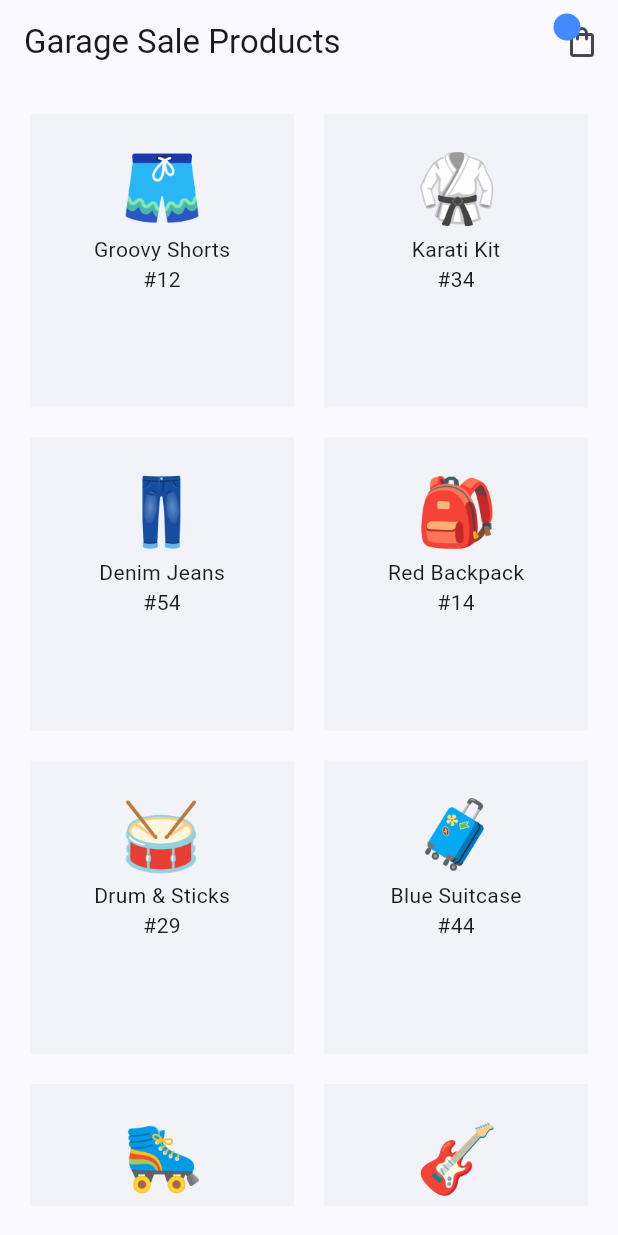
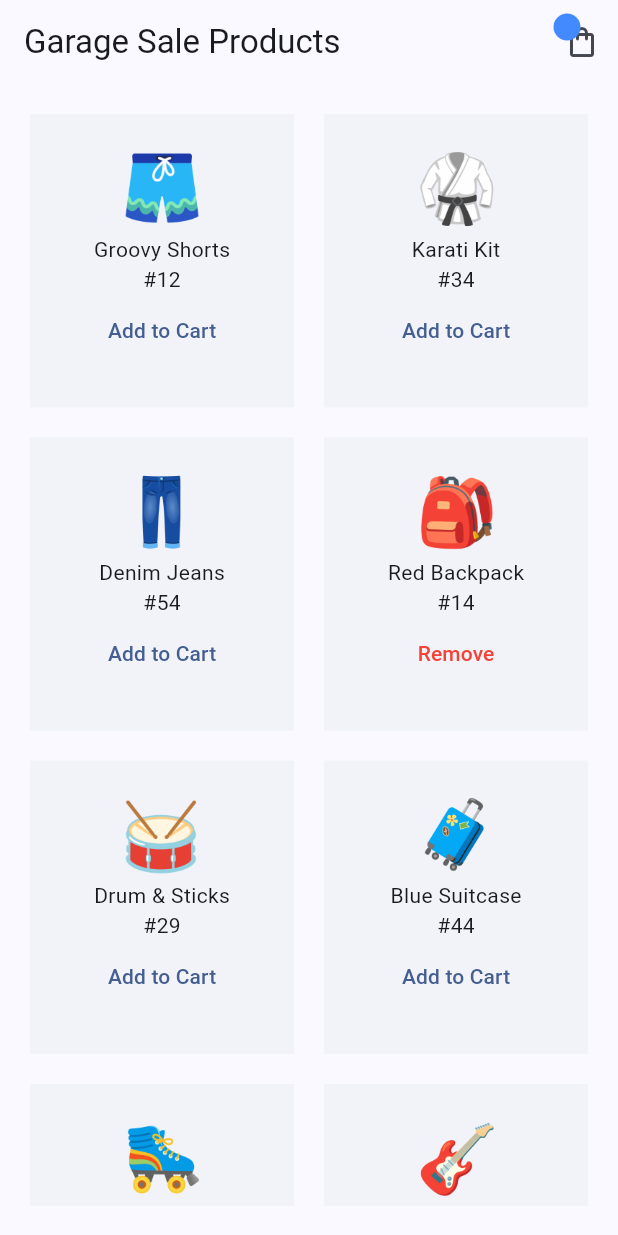
Before and after one commit to prime-infinity/flutter-riverpod, a Flutter app: the screen it shows after launch, on a phone screen of 412 x 824 dp. Run offline on Flutter 3.47's test engine with Material 3 defaults, Android fonts, the phone set to English and light mode, and no system bars; our stand-ins replace flutter_riverpod, riverpod_annotation; generated files the repository leaves out were written again.

```diff
--- a/lib/screens/cart/cart_screen.dart
+++ b/lib/screens/cart/cart_screen.dart
@@ -1,6 +1,6 @@
 import 'package:flutter/material.dart';
 import 'package:flutter_riverpod/flutter_riverpod.dart';
-import 'package:riverpod_files/providers/products_provider.dart';
+import 'package:riverpod_files/providers/cart_provider.dart';
 
 class CartScreen extends ConsumerStatefulWidget {
   //for stateful widgits
@@ -16,7 +16,7 @@ class _CartScreenState extends ConsumerState<CartScreen> {
   @override
   Widget build(BuildContext context) {
     //we dont need to accept the ref in the build arguement
-    final cartProducts = ref.watch(reducedProductsProvider);
+    final cartProducts = ref.watch(cartNotifierProvider);
 
     return Scaffold(
       appBar: AppBar(
--- a/lib/screens/home/home_screen.dart
+++ b/lib/screens/home/home_screen.dart
@@ -1,5 +1,6 @@
 import 'package:flutter/material.dart';
 import 'package:flutter_riverpod/flutter_riverpod.dart';
+import 'package:riverpod_files/providers/cart_provider.dart';
 import 'package:riverpod_files/providers/products_provider.dart';
 import 'package:riverpod_files/shared/cart_icon.dart';
 
@@ -10,6 +11,7 @@ class HomeScreen extends ConsumerWidget {
   @override //add this ref
   Widget build(BuildContext context, WidgetRef ref) {
     final allProducts = ref.watch(productsProvider); //grab state and watch
+    final cartProducts = ref.watch(cartNotifierProvider);
 
     return Scaffold(
       appBar: AppBar(
@@ -38,7 +40,20 @@ class HomeScreen extends ConsumerWidget {
                     height: 60,
                   ),
                   Text(allProducts[index].title),
-                  Text('#${allProducts[index].price}')
+                  Text('#${allProducts[index].price}'),
+                  if (cartProducts.contains(allProducts[index]))
+                    TextButton(
+                      onPressed: () {},
+                      child: const Text(
+                        'Remove',
+                        style: TextStyle(color: Colors.red),
+                      ),
+                    ),
+                  if (!cartProducts.contains(allProducts[index]))
+                    TextButton(
+                      onPressed: () {},
+                      child: const Text('Add to Cart'),
+                    ),
                 ],
               ),
             );
```
Also changed, not shown: lib/providers/cart_provider.dart (added, +23 -0 lines).
